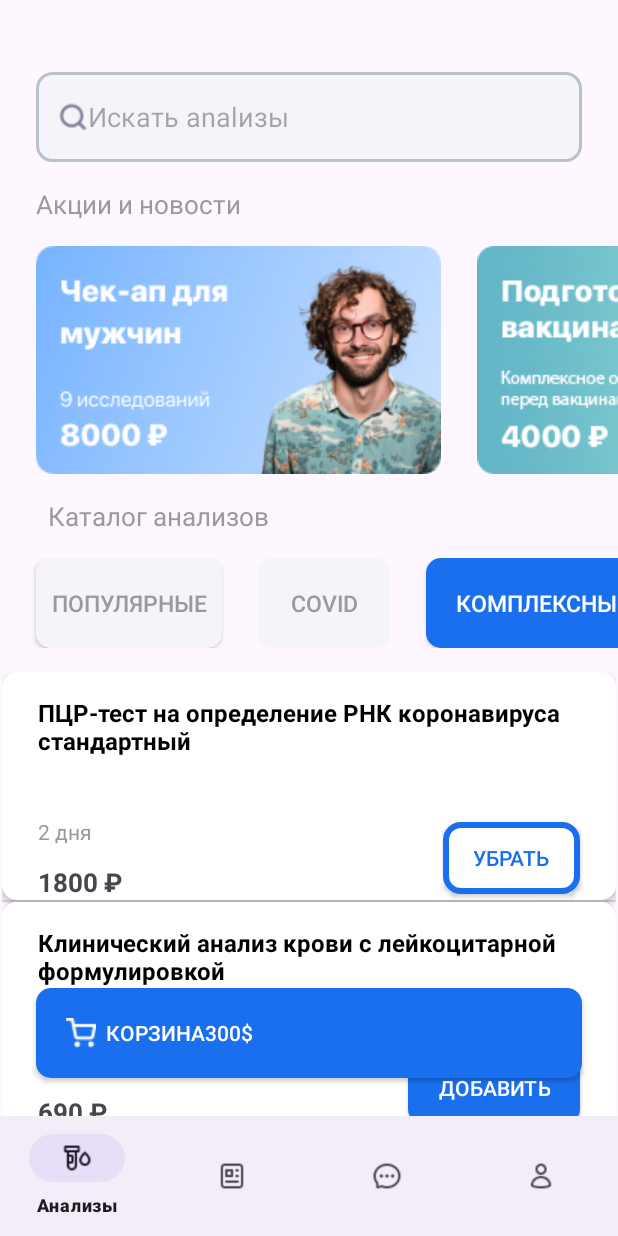
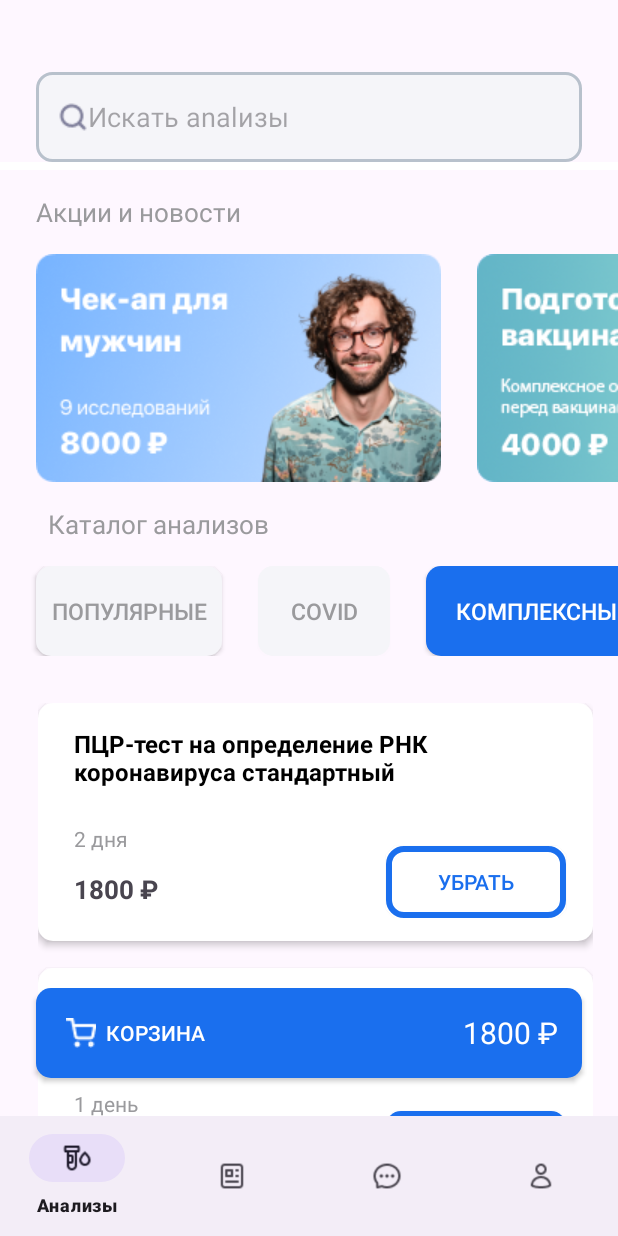
Before and after one commit to tankoman228/MDK_S7, an Android app: the FragmentAnalyse screen opened directly, with no data from a screen before it, after a tap on "ДОБАВИТЬ", on a phone screen of 412 x 824 dp. Run offline under Robolectric (Android 15) with nearby library versions, the phone set to English and light mode, and no system bars; 3 other taps on this screen came first.

Commit message:
FragmentAnalyse завершён полностью

```diff
--- a/app/src/main/java/com/example/mdk_s7/AnalysisInfo/Analysis.java
+++ b/app/src/main/java/com/example/mdk_s7/AnalysisInfo/Analysis.java
@@ -8,4 +8,11 @@ public class Analysis {
         Time = tm;
         Cost = c;
     }
+
+    public int getPrice() {
+        return Integer.valueOf(Cost.substring(0, Cost.length() - 2));
+    }
+    public String getCurrency() {
+        return Cost.substring(Cost.length() - 1);
+    }
 }
--- a/app/src/main/java/com/example/mdk_s7/FragmentAnalyse.java
+++ b/app/src/main/java/com/example/mdk_s7/FragmentAnalyse.java
@@ -11,6 +11,7 @@ import android.view.View;
 import android.view.ViewGroup;
 import android.widget.Button;
 import android.widget.ListView;
+import android.widget.TextView;
 import android.widget.Toast;
 
 import com.example.mdk_s7.AnalysisInfo.*;
@@ -29,6 +30,8 @@ public class FragmentAnalyse extends Fragment implements ToActivityConnectable {
     Button[] btns_categories;
     Button btn_basket;
     ListView listView;
+    TextView tvPrice;
+
     int id_current_type = 0;
 
     @Override
@@ -54,6 +57,9 @@ public class FragmentAnalyse extends Fragment implements ToActivityConnectable {
         btn_basket = view.findViewById(R.id.button);
         btn_basket.setOnClickListener(l -> startActivity(new Intent(getContext(), ActivityOnBoard.class)));
         btn_basket.setVisibility(View.INVISIBLE);
+
+        tvPrice = view.findViewById(R.id.tvPrice);
+        tvPrice.setVisibility(View.INVISIBLE);
 
         AdapterAnalysis.fragmentAnalyse = this;
         reload_analysis();
@@ -84,7 +90,7 @@ public class FragmentAnalyse extends Fragment implements ToActivityConnectable {
         AdapterAnalysis adapter = new AdapterAnalysis(this.getContext(), ans);
         listView.setAdapter(adapter);
 
-        int totalHeight = 266;
+        int totalHeight = 300;
         for (int i = 0; i < adapter.getCount(); i++) {
             View listItem = adapter.getView(i, null, listView);
             if (listItem != null) {
@@ -97,7 +103,7 @@ public class FragmentAnalyse extends Fragment implements ToActivityConnectable {
         }
 
         ViewGroup.LayoutParams params = listView.getLayoutParams();
-        params.height = totalHeight
+        params.height = totalHeight / 2
                 + (listView.getDividerHeight() * (adapter.getCount() - 1));
         listView.setLayoutParams(params);
         listView.requestLayout();
@@ -108,9 +114,18 @@ public class FragmentAnalyse extends Fragment implements ToActivityConnectable {
         boolean i = (boolean) obj;
         if (AdapterAnalysis.chosen_objects.size() > 0) {
             btn_basket.setVisibility(View.VISIBLE);
+            tvPrice.setVisibility(View.VISIBLE);
+
+            int price_sum = 0;
+            for (Analysis a : AdapterAnalysis.chosen_objects) {
+                price_sum += a.getPrice();
+            }
+            tvPrice.setText(String.format("%s %S", price_sum, AdapterAnalysis.chosen_objects.get(0).getCurrency()));
+
         }
         else {
             btn_basket.setVisibility(View.INVISIBLE);
+            tvPrice.setVisibility(View.INVISIBLE);
         }
     }
 }
--- a/app/src/main/res/layout/fragment_analyse.xml
+++ b/app/src/main/res/layout/fragment_analyse.xml
@@ -23,6 +23,12 @@
             android:hint="Искать analизы"
             android:drawableLeft="@drawable/search"
             android:background="@drawable/edittext"/>
+
+        <ImageView
+            android:id="@+id/imageView"
+            android:layout_width="match_parent"
+            android:layout_height="5sp"
+            android:src="@color/white" />
 
         <ScrollView
             android:layout_width="match_parent"
@@ -72,6 +78,10 @@
                             android:layout_marginLeft="24dp"
                             android:layout_weight="1"
                             android:src="@drawable/banner2" />
+
+                        <TextView
+                            android:layout_width="24dp"
+                            android:layout_height="0sp"></TextView>
                     </LinearLayout>
                 </HorizontalScrollView>
 
@@ -129,18 +139,27 @@
                             android:text="Комплексные"
                             android:textSize="15dp"
                             android:textColor="@color/greyText"/>
+
+                        <TextView
+                            android:layout_width="24sp"
+                            android:layout_height="0sp"></TextView>
                     </LinearLayout>
                 </HorizontalScrollView>
 
                 <ListView
                     android:id="@+id/lvAnalysis"
-                    android:layout_marginTop="16dp"
                     android:layout_width="match_parent"
                     android:layout_height="wrap_content"
                     android:layout_marginStart="1dp"
                     android:layout_marginLeft="24dp"
+                    android:layout_marginTop="16dp"
                     android:layout_marginEnd="1dp"
-                    android:layout_marginRight="24dp" />
+                    android:layout_marginRight="24dp"
+                    android:divider="@null"
+                    android:dividerHeight="18dp"
+                    android:paddingStart="24sp"
+                    android:paddingTop="15sp"
+                    android:paddingEnd="15sp" />
             </LinearLayout>
         </ScrollView>
 
@@ -150,13 +169,29 @@
         android:id="@+id/button"
         android:layout_width="match_parent"
         android:layout_height="60dp"
-        android:text="  Корзина300$"
-        android:drawableLeft="@drawable/basket"
-        android:background="@drawable/buttons_blue"
-        android:textColor="@color/white"
-        android:layout_marginBottom="25dp"
+        android:layout_gravity="bottom|center_horizontal"
         android:layout_marginLeft="24dp"
         android:layout_marginRight="24dp"
+        android:layout_marginBottom="25dp"
+        android:background="@drawable/buttons_blue"
+        android:drawableLeft="@drawable/basket"
         android:gravity="center_vertical"
-        android:layout_gravity="bottom|center_horizontal"/>
+        android:text="  Корзина"
+        android:textColor="@color/white">
+    </androidx.appcompat.widget.AppCompatButton>
+
+    <TextView
+        android:id="@+id/tvPrice"
+        android:layout_width="wrap_content"
+        android:layout_height="60dp"
+        android:layout_gravity="bottom|end"
+        android:layout_marginRight="40dp"
+        android:layout_marginBottom="25dp"
+        android:elevation="2dp"
+        android:gravity="center"
+        android:text="300 $"
+        android:textAlignment="viewEnd"
+        android:textColor="@color/white"
+        android:textSize="20sp" />
+
 </FrameLayout>
--- a/app/src/main/res/layout/item_tests.xml
+++ b/app/src/main/res/layout/item_tests.xml
@@ -3,57 +3,64 @@
     xmlns:app="http://schemas.android.com/apk/res-auto"
     xmlns:tools="http://schemas.android.com/tools"
     android:layout_width="match_parent"
-    android:layout_height="match_parent"
+    android:layout_height="wrap_content"
+    android:layout_marginStart="15sp"
+    android:layout_marginTop="15sp"
+    android:layout_marginEnd="15sp"
+    android:background="@drawable/background_item_tests"
     android:elevation="3dp"
-    android:background="@drawable/background_item_tests">
+    android:paddingBottom="15sp">
 
     <androidx.appcompat.widget.AppCompatButton
         android:id="@+id/btnServiceAdd"
-        android:layout_width="wrap_content"
+        android:layout_width="120sp"
         android:layout_height="wrap_content"
-        android:layout_marginTop="100dp"
-        android:layout_marginEnd="24dp"
+        android:layout_marginEnd="18dp"
+        android:layout_marginBottom="-7dp"
         android:background="@drawable/buttons_blue"
         android:text="@string/add"
-        android:layout_marginBottom="16dp"
         android:textColor="@color/white"
-        app:layout_constraintEnd_toEndOf="parent"
-        app:layout_constraintTop_toTopOf="parent" />
+        app:layout_constraintBottom_toBottomOf="@+id/tvServiceCost"
+        app:layout_constraintEnd_toEndOf="parent" />
 
     <TextView
         android:id="@+id/tvServiceame"
-        android:layout_width="wrap_content"
+        android:layout_width="0dp"
         android:layout_height="wrap_content"
-        android:layout_marginStart="24dp"
         android:layout_marginTop="16dp"
+        android:layout_marginEnd="-60dp"
         android:text="TextView"
         android:textColor="@color/black"
         android:textSize="16dp"
         android:textStyle="bold"
-        app:layout_constraintStart_toStartOf="parent"
+        app:layout_constraintEnd_toStartOf="@+id/btnServiceAdd"
+        app:layout_constraintStart_toStartOf="@+id/tvServiceDays"
         app:layout_constraintTop_toTopOf="parent" />
 
     <TextView
         android:id="@+id/tvServiceDays"
-        android:layout_width="wrap_content"
+        android:layout_width="0dp"
         android:layout_height="wrap_content"
         android:layout_marginStart="24dp"
-        android:layout_marginTop="40dp"
+        android:layout_marginTop="24dp"
         android:text="TextView"
         android:textColor="@color/greyText"
         android:textSize="14dp"
+        app:layout_constraintEnd_toEndOf="@+id/tvServiceCost"
         app:layout_constraintStart_toStartOf="parent"
         app:layout_constraintTop_toBottomOf="@+id/tvServiceame" />
 
     <TextView
         android:id="@+id/tvServiceCost"
-        android:layout_width="wrap_content"
+        android:layout_width="0dp"
         android:layout_height="wrap_content"
         android:layout_marginStart="24dp"
         android:layout_marginTop="12dp"
-        android:text="TextView"
+        android:layout_marginEnd="24dp"
+        android:text="TextView erer erer ert43e tret ret ret ret re"
         android:textSize="17dp"
         android:textStyle="bold"
+        app:layout_constraintEnd_toStartOf="@+id/btnServiceAdd"
         app:layout_constraintStart_toStartOf="parent"
         app:layout_constraintTop_toBottomOf="@+id/tvServiceDays" />
 </androidx.constraintlayout.widget.ConstraintLayout>
```
